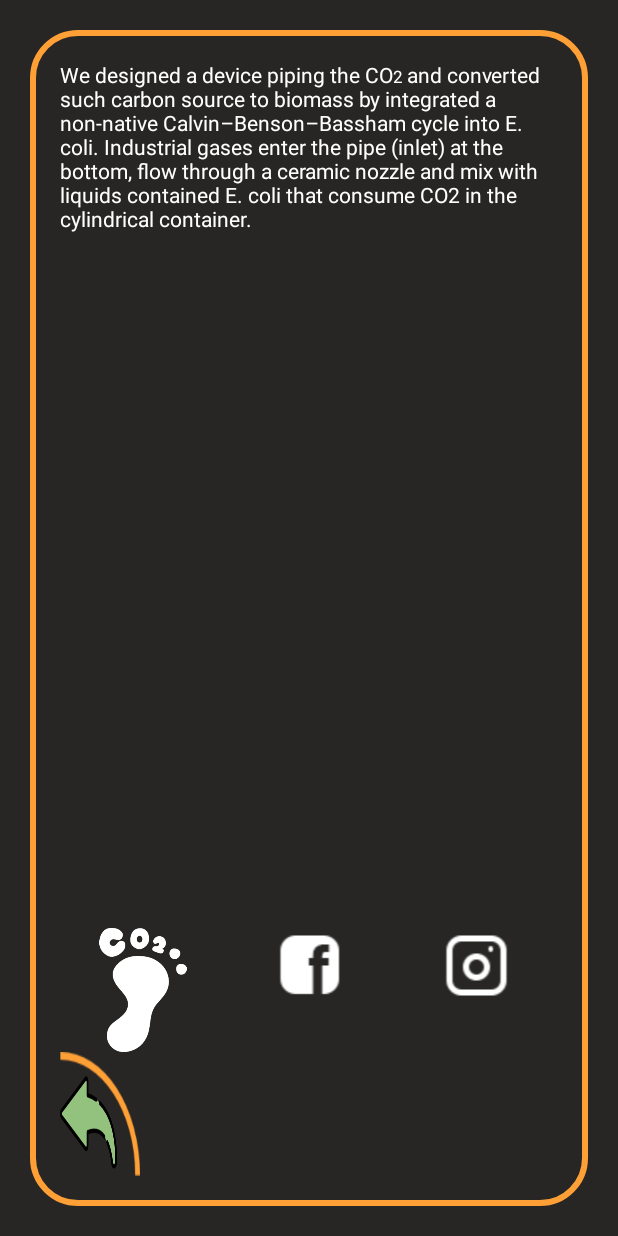
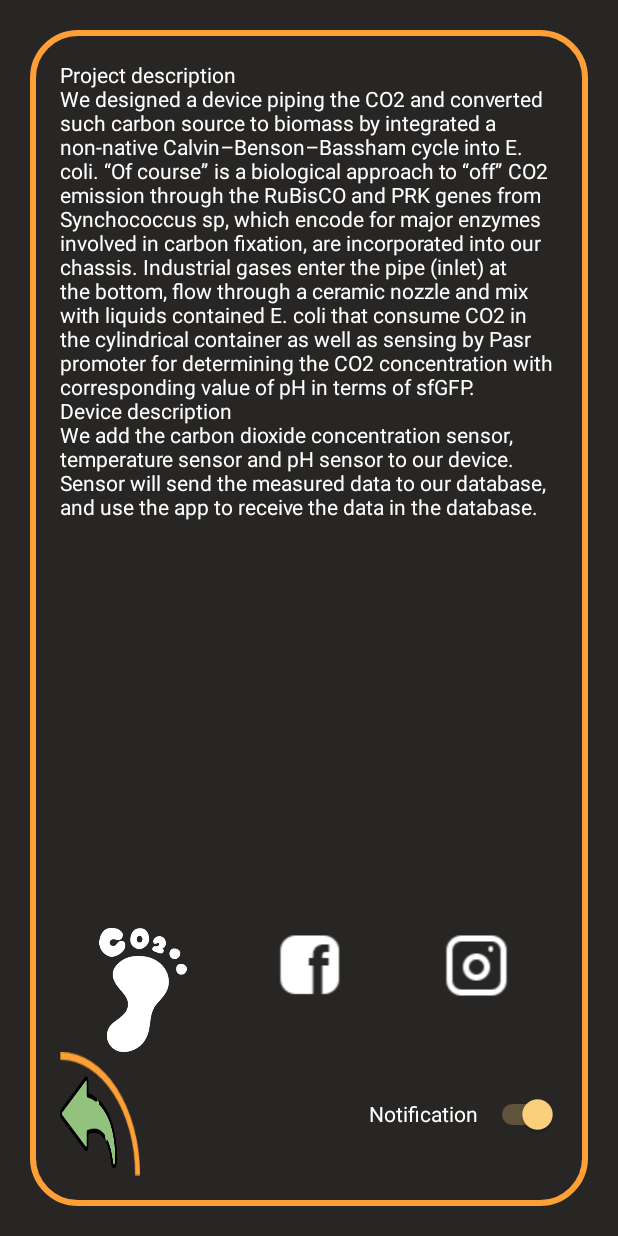
Before and after one commit to yiiju/CO2_Detection, an Android app: the screen it shows after launch (AboutUs), after a tap on an icon or button, on a phone screen of 412 x 824 dp. Run offline under Robolectric (Android 15) with nearby library versions, the phone set to English and light mode, and no system bars.

Commit message:
Add switch for notification

```diff
--- a/app/src/main/AndroidManifest.xml
+++ b/app/src/main/AndroidManifest.xml
@@ -7,6 +7,7 @@
     <uses-permission android:name="android.permission.VIBRATE" />
 
     <application
+        android:name=".GlobalVariable"
         android:allowBackup="true"
         android:icon="@drawable/app_logo"
         android:label="@string/app_name"
@@ -25,7 +26,8 @@
         <activity android:name=".Concentration" />
         <activity android:name=".pH_value" />
         <activity android:name=".Temperature" />
-        <service android:name=".MyService"/>
+
+        <service android:name=".MyService" />
     </application>
 
 </manifest>
--- a/app/src/main/java/com/ncku_tainan/co2_detection/AboutUs.java
+++ b/app/src/main/java/com/ncku_tainan/co2_detection/AboutUs.java
@@ -4,11 +4,14 @@ import android.content.Intent;
 import android.net.Uri;
 import android.os.Bundle;
 import android.support.v7.app.AppCompatActivity;
-import android.text.Html;
+import android.util.Log;
 import android.view.View;
+import android.widget.CompoundButton;
 import android.widget.ImageButton;
 import android.widget.ImageView;
+import android.widget.Switch;
 import android.widget.TextView;
+import android.widget.Toast;
 
 public class AboutUs extends AppCompatActivity {
 
@@ -17,6 +20,7 @@ public class AboutUs extends AppCompatActivity {
     private ImageView FB_image;
     private ImageView IG_image;
     private TextView Description_textView;
+    private Switch notification_switch;
 
     @Override
     protected void onCreate(Bundle savedInstanceState) {
@@ -25,12 +29,55 @@ public class AboutUs extends AppCompatActivity {
         getSupportActionBar().hide(); //隱藏標題
         //getWindow().getDecorView().setSystemUiVisibility(View.SYSTEM_UI_FLAG_FULLSCREEN); //隱藏狀態
 
+        final GlobalVariable checkSwitch = (GlobalVariable)getApplicationContext();
+        notification_switch = (Switch) findViewById(R.id.notification_switch);
+
+        if(checkSwitch.getCheckSwitch()) {
+            Log.d("asd", "onCreate() returned: " + checkSwitch.getCheckSwitch());
+            notification_switch.setChecked(true);
+            checkSwitch.setCheckSwitch(true);
+            Intent intent = new Intent(AboutUs.this, MyService.class);
+            startService(intent);
+        } else {
+            Log.d("asd", "onCreate() returned: " + checkSwitch.getCheckSwitch());
+            notification_switch.setChecked(false);
+            checkSwitch.setCheckSwitch(false);
+            Intent intent = new Intent(AboutUs.this, MyService.class);
+            stopService(intent);
+        }
+
+        notification_switch.setOnCheckedChangeListener(new CompoundButton.OnCheckedChangeListener() {
+            public void onCheckedChanged(CompoundButton buttonView, boolean isChecked) {
+                if (isChecked) {
+                    Log.d("asd", "onCreate() returned: " + checkSwitch.getCheckSwitch());
+                    notification_switch.setChecked(true);
+                    checkSwitch.setCheckSwitch(true);
+                    Toast.makeText(getApplicationContext(), "Open notification", Toast.LENGTH_SHORT).show();
+                    Intent intent = new Intent(AboutUs.this, MyService.class);
+                    startService(intent);
+                } else {
+                    Log.d("asd", "onCreate() returned: " + checkSwitch.getCheckSwitch());
+                    notification_switch.setChecked(false);
+                    checkSwitch.setCheckSwitch(false);
+                    Toast.makeText(getApplicationContext(), "Close notification", Toast.LENGTH_SHORT).show();
+                    Intent intent = new Intent(AboutUs.this, MyService.class);
+                    stopService(intent);
+                }
+            }
+        });
+
         Description_textView = findViewById(R.id.Description_textView);
-        String source = "We designed a device piping the CO<small>2</small> and converted such carbon source to biomass " +
-                "by integrated a non-native Calvin–Benson–Bassham cycle into E. coli. " +
-                "Industrial gases enter the pipe (inlet) at the bottom, " +
-                "flow through a ceramic nozzle and mix with liquids contained E. coli that consume CO2 in the cylindrical container.";
-        Description_textView.setText(Html.fromHtml(source));
+        String source = "Project description\n" +
+                "We designed a device piping the CO2 and converted such carbon source to biomass by integrated a non-native Calvin–Benson–Bassham cycle into E. coli. " +
+                "“Of course” is a biological approach to “off” CO2 emission through the RuBisCO and PRK genes from Synchococcus sp, " +
+                "which encode for major enzymes involved in carbon fixation, are incorporated into our chassis. " +
+                "Industrial gases enter the pipe (inlet) at the bottom, flow through a ceramic nozzle and mix with liquids contained E. coli that " +
+                "consume CO2 in the cylindrical container as well as sensing by Pasr promoter for determining the CO2 concentration " +
+                "with corresponding value of pH in terms of sfGFP. \n" +
+                "Device description\n" +
+                "We add the carbon dioxide concentration sensor, temperature sensor and pH sensor to our device. " +
+                "Sensor will send the measured data to our database, and use the app to receive the data in the database.\n";
+        Description_textView.setText(source);
 
         wiki_image = findViewById(R.id.wiki_image);
         wiki_image.setOnClickListener(new View.OnClickListener() {
--- /dev/null
+++ b/app/src/main/java/com/ncku_tainan/co2_detection/GlobalVariable.java
@@ -0,0 +1,15 @@
+package com.ncku_tainan.co2_detection;
+
+import android.app.Application;
+
+public class GlobalVariable extends Application {
+
+    public boolean CheckSwitch = true;
+
+    public boolean getCheckSwitch() {
+        return CheckSwitch;
+    }
+    public void setCheckSwitch(boolean checkSwitch) {
+        this.CheckSwitch = checkSwitch;
+    }
+}
--- a/app/src/main/java/com/ncku_tainan/co2_detection/Home.java
+++ b/app/src/main/java/com/ncku_tainan/co2_detection/Home.java
@@ -7,6 +7,7 @@ import android.net.NetworkInfo;
 import android.net.Uri;
 import android.os.Bundle;
 import android.support.v7.app.AppCompatActivity;
+import android.util.Log;
 import android.view.View;
 import android.widget.ImageButton;
 import android.widget.ImageView;
@@ -23,8 +24,16 @@ public class Home extends AppCompatActivity {
         super.onCreate(savedInstanceState);
         setContentView(R.layout.activity_home);
 
-        Intent intent = new Intent(Home.this, MyService.class);
-        startService(intent);
+        final GlobalVariable checkSwitch = (GlobalVariable)getApplicationContext();
+        if(checkSwitch.getCheckSwitch()) {
+            Log.d("asd", "onCreate() returned: " + checkSwitch.getCheckSwitch());
+            Intent intent = new Intent(Home.this, MyService.class);
+            startService(intent);
+        } else {
+            Log.d("asd", "onCreate() returned: " + checkSwitch.getCheckSwitch());
+            Intent intent = new Intent(Home.this, MyService.class);
+            stopService(intent);
+        }
 
         ConnectivityManager cm;
         cm = (ConnectivityManager)getSystemService(Context.CONNECTIVITY_SERVICE);
--- a/app/src/main/res/layout/activity_about_us.xml
+++ b/app/src/main/res/layout/activity_about_us.xml
@@ -99,6 +99,24 @@
                 android:layout_weight="1"
                 android:background="@drawable/backborder" />
 
+            <LinearLayout
+                android:layout_width="wrap_content"
+                android:layout_height="match_parent"
+                android:layout_alignParentEnd="true"
+                android:layout_alignParentTop="true"
+                android:orientation="horizontal">
+
+                <Switch
+                    android:id="@+id/notification_switch"
+                    android:layout_width="126dp"
+                    android:layout_height="match_parent"
+                    android:layout_alignParentEnd="true"
+                    android:layout_alignParentTop="true"
+                    android:layout_weight="1"
+                    android:text="Notification"
+                    android:textColor="#ffffff" />
+            </LinearLayout>
+
         </RelativeLayout>
 
     </LinearLayout>
```
Also changed, not shown: app/src/main/java/com/ncku_tainan/co2_detection/MyService.java (+21 -19 lines), app/src/main/res/layout/activity_global_variable.xml (added, +9 -0 lines).
